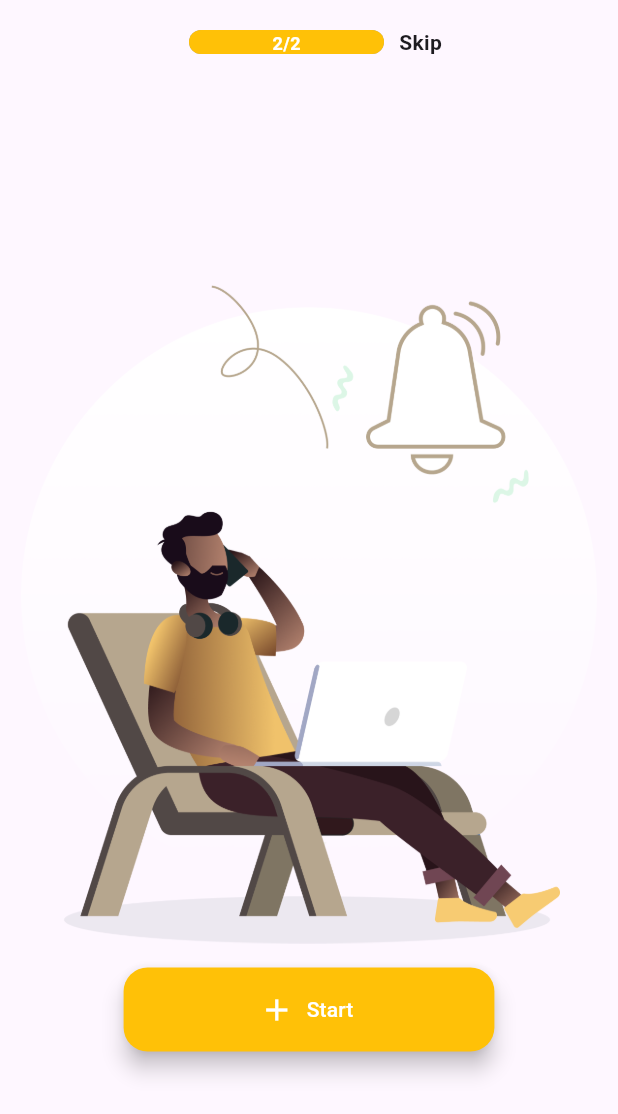
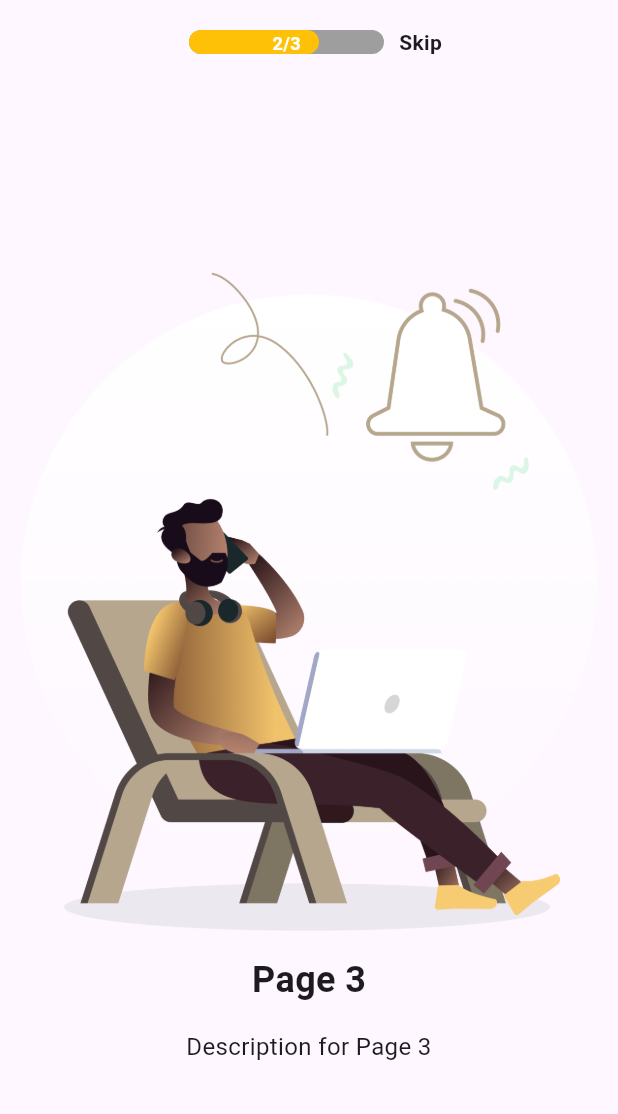
Before and after one commit to HachroufAbdenour/flutter_quotes, a Flutter app: the screen it shows after launch, swiped to page 3, on a phone screen of 412 x 824 dp. Shown: the top 1114 px of the screen. Run offline on Flutter 3.47's test engine with Material 3 defaults, Android fonts, the phone set to English and light mode, and no system bars; drawn by our look-alikes of percent_indicator; our stand-ins replace dio, get, lottie.

Commit message:
push houssam

```diff
--- a/lib/models/Quote_remote.dart
+++ b/lib/models/Quote_remote.dart
@@ -7,7 +7,7 @@ class QuoteRemote {
   final int category_id;
 
   QuoteRemote({
-    required this.id,
+    this.id,
     required this.desc_ar,
     required this.desc_en,
     required this.source_ar,
--- a/lib/modules/onboarding/view.dart
+++ b/lib/modules/onboarding/view.dart
@@ -29,6 +29,10 @@ class _OnboardingScreenState extends State<OnboardingScreen> {
         title: 'Page 2',
         description: 'Description for Page 2',
         imagePath: 'assets/images/image2.png'),
+    PageInfo(
+        title: 'Page 3',
+        description: 'Description for Page 3',
+        imagePath: 'assets/images/image3.png'),
     PageInfo(
         title: 'Page 3',
         description: 'Description for Page 3',
@@ -102,7 +106,7 @@ class OnboardingPage extends StatelessWidget {
           height: 450,
         ),
         const SizedBox(height: 16.0),
-        index == 2
+        index == 3
             ? SizedBox(
                 width: MediaQuery.of(context).size.width * 0.6,
                 child: FloatingActionButton.extended(
@@ -115,6 +119,7 @@ class OnboardingPage extends StatelessWidget {
                     'Start',
                     style: TextStyle(
                       color: Colors.white,
+                      fontSize: 25,
                     ),
                   ),
                   onPressed: () {
--- a/lib/services/remote/Quote_remote_Repository.dart
+++ b/lib/services/remote/Quote_remote_Repository.dart
@@ -20,7 +20,7 @@ class QuoteRemoteRepository {
       // );
       // for real device
       Response response = await _dio.get(
-        'http://192.168.8.105/api/quotes',
+        'http://192.168.8.104/api/quotes',
         options: Options(
           headers: headers,
         ),
@@ -46,7 +46,7 @@ class QuoteRemoteRepository {
           category_id: 1);
       // Use the Dio instance to send a POST request
       Response response = await _dio.post(
-        'http://10.0.2.2/api/quotes',
+        'http://192.168.8.104/api/quotes',
         data: quote_testing
             .toJson(), // Assuming QuoteRemote has a toJson() method
         options: Options(
```
Also changed, not shown: lib/models/User.dart (added, +51 -0 lines).
